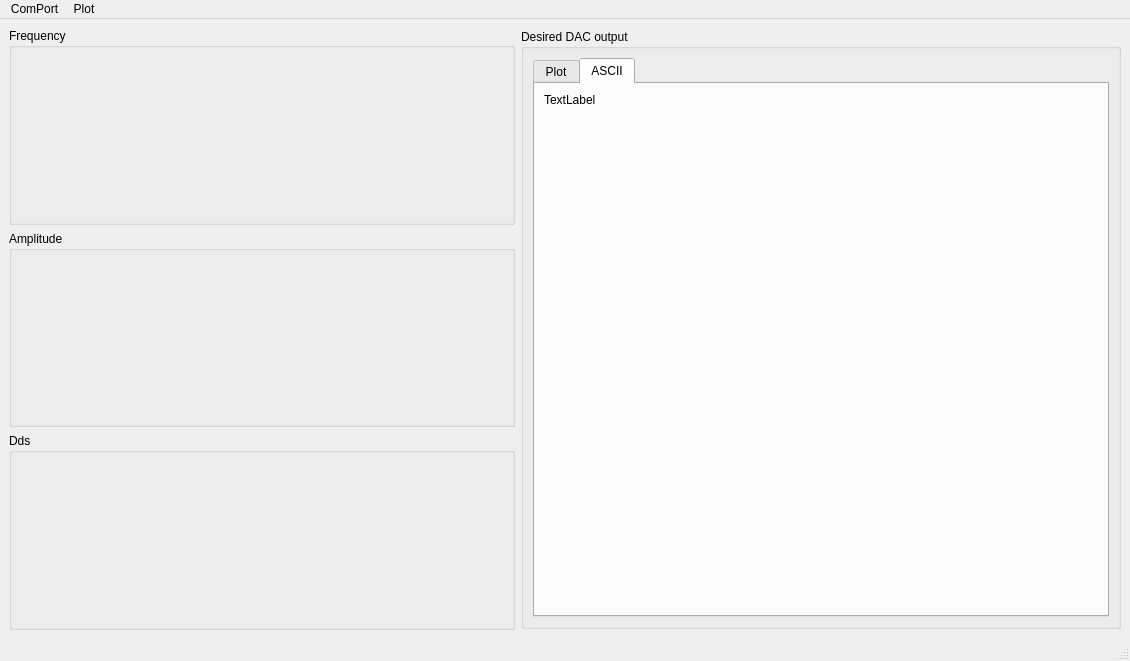
This is QtProject/Generator/mainwindow.ui in QArchy/Arbitrary-Waveform-Generator as Qt 5 draws it before an edit. The edited form follows.
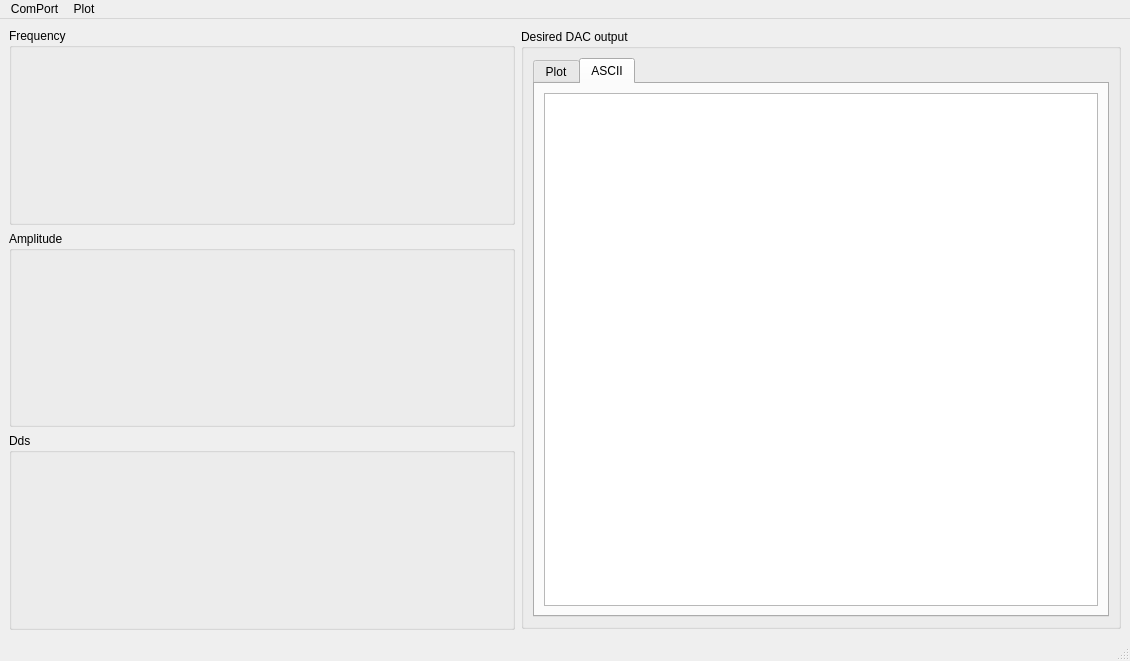
This is the edited form. Custom widgets are drawn as their Qt base class.

```diff
--- a/QtProject/Generator/mainwindow.ui
+++ b/QtProject/Generator/mainwindow.ui
@@ -99,17 +99,7 @@
           </attribute>
           <layout class="QVBoxLayout" name="verticalLayout_2">
            <item>
-            <widget class="QLabel" name="outputText">
-             <property name="text">
-              <string>TextLabel</string>
-             </property>
-             <property name="textFormat">
-              <enum>Qt::PlainText</enum>
-             </property>
-             <property name="alignment">
-              <set>Qt::AlignLeading|Qt::AlignLeft|Qt::AlignTop</set>
-             </property>
-            </widget>
+            <widget class="QPlainTextEdit" name="outputText"/>
            </item>
           </layout>
          </widget>
```
